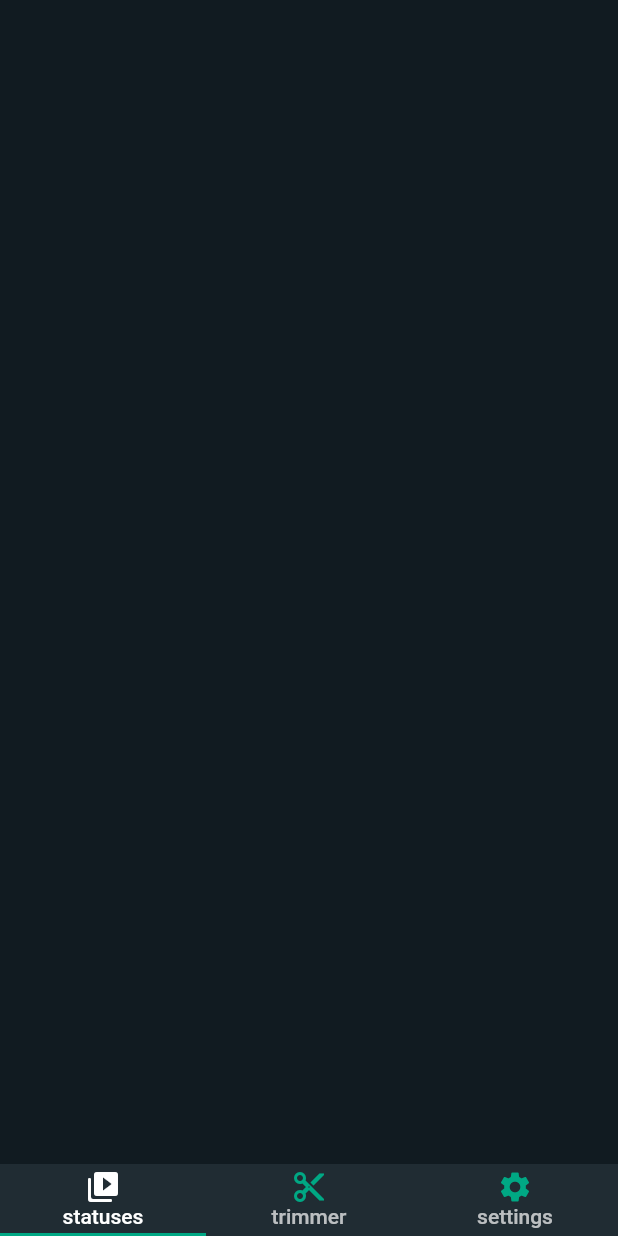
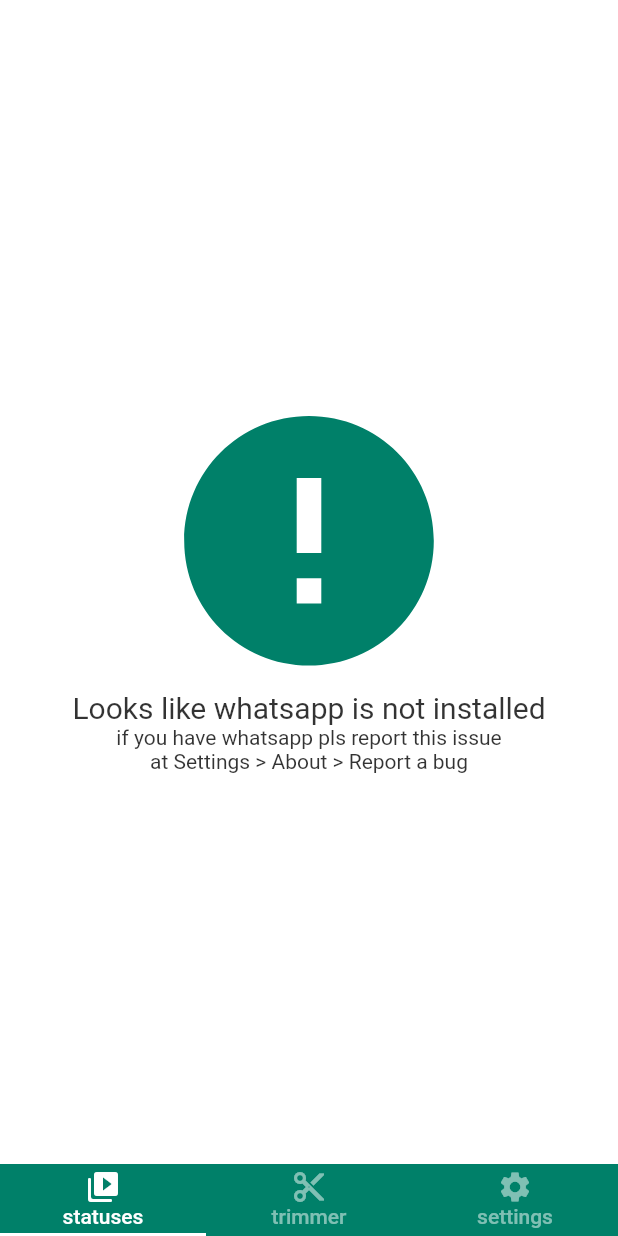
Before and after one commit to netharuM/whatskit, a Flutter app: the screen it shows after launch, on a phone screen of 412 x 824 dp. Run offline on Flutter 3.47's test engine with Material 2 defaults, Android fonts, the phone set to English and light mode, and no system bars; our stand-ins replace image_picker, package_info_plus, permission_handler, share_plus, shared_preferences, video_player; missing offline and left inert: filesystem_picker, video_thumbnail, video_trimmer.

Commit message:
better pages with some error info

```diff
--- a/lib/pages/statuses_page.dart
+++ b/lib/pages/statuses_page.dart
@@ -11,14 +11,11 @@ class StatusesPage extends StatefulWidget {
 }
 
 class _StatusesPageState extends State<StatusesPage> {
+  bool? isWhatsappInstalled;
+  bool? isPermissionGranted;
   List<FileSystemEntity> _statusFiles = [];
 
   Future<List<FileSystemEntity>> getFileList() async {
-    final bool permissionStatus =
-        await Permission.manageExternalStorage.isGranted;
-    if (!permissionStatus) {
-      await Permission.manageExternalStorage.request();
-    }
     Directory dir = Directory(
         '/storage/emulated/0/Android/media/com.whatsapp/Whatsapp/Media/.Statuses/');
     List<FileSystemEntity> fileList = await dir.list(recursive: false).toList();
@@ -34,6 +31,23 @@ class _StatusesPageState extends State<StatusesPage> {
   }
 
   Future<void> _init() async {
+    isPermissionGranted = await Permission.manageExternalStorage.isGranted;
+    if (!isPermissionGranted!) {
+      await Permission.manageExternalStorage.request();
+    }
+
+    if (!await Directory(
+            '/storage/emulated/0/Android/media/com.whatsapp/Whatsapp/Media/.Statuses/')
+        .exists()) {
+      setState(() {
+        isWhatsappInstalled = false;
+      });
+      return;
+    }
+    setState(() {
+      isWhatsappInstalled = true;
+    });
+
     List<FileSystemEntity> statusFiles = await getFileList();
     setState(() {
       _statusFiles = statusFiles;
@@ -42,11 +56,84 @@ class _StatusesPageState extends State<StatusesPage> {
 
   @override
   Widget build(BuildContext context) {
+    if (isWhatsappInstalled == null || isPermissionGranted == null) {
+      return const Center(
+        child: CircularProgressIndicator(),
+      );
+    } else if (!isPermissionGranted!) {
+      return GestureDetector(
+        onTap: () async {
+          PermissionStatus permissionStatus =
+              await Permission.manageExternalStorage.request();
+          if (permissionStatus == PermissionStatus.granted) {
+            await _init();
+          }
+        },
+        child: Center(
+          child: Padding(
+            padding: const EdgeInsets.all(20),
+            child: Column(
+              mainAxisAlignment: MainAxisAlignment.center,
+              children: [
+                const Icon(Icons.error_outline, size: 64),
+                const Text(
+                  'Permission denied',
+                  style: TextStyle(fontSize: 32),
+                ),
+                const Text(
+                  'Please toggle that "Allow access to manage all files" to ON after clicking this',
+                  textAlign: TextAlign.center,
+                ),
+                Text(
+                  'tap anywhere to give permission',
+                  style: TextStyle(
+                    color: Theme.of(context).primaryColor,
+                  ),
+                ),
+              ],
+            ),
+          ),
+        ),
+      );
+    } else if (isWhatsappInstalled == false) {
+      return Scaffold(
+        body: Center(
+          child: Column(
+            mainAxisSize: MainAxisSize.min,
+            children: const [
+              Icon(
+                Icons.error,
+                size: 200,
+              ),
+              Text(
+                'Looks like whatsapp is not installed',
+                style: TextStyle(fontSize: 20),
+              ),
+              Text('if you have whatsapp pls report this issue'),
+              Text('at Settings > About > Report a bug'),
+            ],
+          ),
+        ),
+      );
+    } else {
       return Scaffold(
         body: RefreshIndicator(
           backgroundColor: Theme.of(context).scaffoldBackgroundColor,
           onRefresh: _init,
-        child: GridView.count(
+          child: _statusFiles.isEmpty
+              ? Column(
+                  mainAxisAlignment: MainAxisAlignment.center,
+                  children: const [
+                    Icon(
+                      Icons.explore_rounded,
+                      size: 200,
+                    ),
+                    Center(
+                      child: Text('Looks like there is nothing'),
+                    ),
+                  ],
+                )
+              : GridView.count(
                   crossAxisCount: 2,
                   children: [
                     for (int i = 0; i < _statusFiles.length; i++)
@@ -63,3 +150,4 @@ class _StatusesPageState extends State<StatusesPage> {
       );
     }
   }
+}
--- a/lib/provider/theme_provider.dart
+++ b/lib/provider/theme_provider.dart
@@ -6,7 +6,7 @@ class ThemeProvider extends ChangeNotifier {
     _init();
   }
 
-  ThemeMode themeMode = ThemeMode.dark;
+  ThemeMode themeMode = ThemeMode.system;
   late final SharedPreferences _prefs;
 
   void _init() async {
--- a/pubspec.yaml
+++ b/pubspec.yaml
@@ -16,7 +16,7 @@ publish_to: "none" # Remove this line if you wish to publish to pub.dev
 # In iOS, build-name is used as CFBundleShortVersionString while build-number used as CFBundleVersion.
 # Read more about iOS versioning at
 # https://developer.apple.com/library/archive/documentation/General/Reference/InfoPlistKeyReference/Articles/CoreFoundationKeys.html
-version: 1.0.3+2
+version: 1.0.3+3
 
 environment:
     sdk: ">=2.16.2 <3.0.0"
```
Lines whose indentation alone changed are shown as unchanged.
